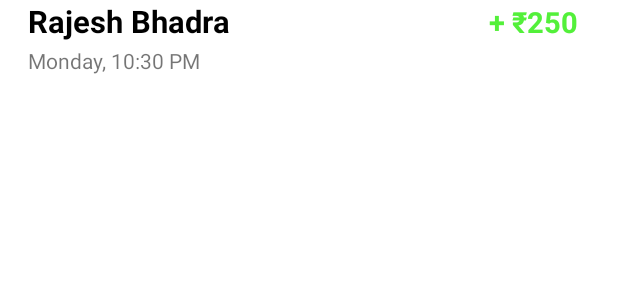
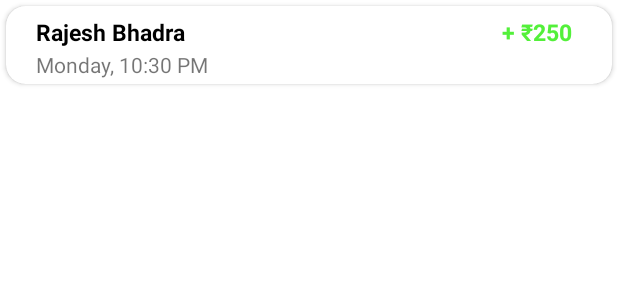
Before and after one commit to vagabon-09/E-club, an Android app: the layout single_balance_history.xml on its own in the app's theme, with its tools: preview values and no code run, on a phone screen of 412 x 824 dp. Shown: the top 300 px of the screen. Run offline under Robolectric (Android 15) with nearby library versions, the light colour scheme and no system bars.

Commit message:
Balance page backend is ongoing

```diff
--- a/app/build.gradle
+++ b/app/build.gradle
@@ -57,5 +57,10 @@ dependencies {
     implementation 'com.google.firebase:firebase-auth'
     //Firebase realtime database
     implementation 'com.google.gms:google-services:4.3.15'
+    //Razorpay
+    implementation 'com.razorpay:checkout:1.6.26'
+    //Firebase UI
+    implementation 'com.firebaseui:firebase-ui-database:7.2.0'
+
 
 }
--- a/app/src/main/res/layout/single_balance_history.xml
+++ b/app/src/main/res/layout/single_balance_history.xml
@@ -1,55 +1,62 @@
 <?xml version="1.0" encoding="utf-8"?>
-<androidx.constraintlayout.widget.ConstraintLayout xmlns:android="http://schemas.android.com/apk/res/android"
+<androidx.cardview.widget.CardView xmlns:android="http://schemas.android.com/apk/res/android"
     xmlns:app="http://schemas.android.com/apk/res-auto"
     xmlns:tools="http://schemas.android.com/tools"
     android:layout_width="match_parent"
-    android:layout_height="@dimen/_40sdp">
+    android:layout_height="@dimen/_40sdp"
+    android:layout_margin="@dimen/_3sdp"
+    android:background="@color/white"
+    app:cardCornerRadius="@dimen/_10sdp"
+    app:cardPreventCornerOverlap="false">
 
     <androidx.constraintlayout.widget.ConstraintLayout
+        android:layout_width="match_parent"
+        android:layout_height="match_parent"
         android:layout_marginStart="@dimen/_10sdp"
         android:layout_marginEnd="@dimen/_10sdp"
-        android:layout_width="match_parent"
-        android:layout_height="match_parent"
         app:layout_constraintBottom_toBottomOf="parent"
         app:layout_constraintEnd_toEndOf="parent"
         app:layout_constraintStart_toStartOf="parent"
         app:layout_constraintTop_toTopOf="parent">
 
         <TextView
+            android:layout_marginTop="@dimen/_5sdp"
             android:id="@+id/DonateHistoryNameId"
             android:layout_width="wrap_content"
             android:layout_height="wrap_content"
             android:text="@string/donateHistoryName"
             android:textColor="@color/black"
-            android:textSize="@dimen/_16sdp"
+            android:textSize="@dimen/_12sdp"
             android:textStyle="bold"
-            app:layout_constraintEnd_toStartOf="@+id/textView14"
+            app:layout_constraintEnd_toStartOf="@+id/DonateAmountId"
             app:layout_constraintHorizontal_bias="0.03"
             app:layout_constraintStart_toStartOf="parent"
             app:layout_constraintTop_toTopOf="parent" />
 
         <TextView
-            android:id="@+id/textView14"
+            android:id="@+id/DonateAmountId"
             android:layout_width="wrap_content"
             android:layout_height="wrap_content"
             android:layout_marginEnd="@dimen/_10sdp"
             android:text="@string/donate_pay_amount"
             android:textColor="@color/light_green_circle"
-            android:textSize="@dimen/_15sdp"
+            android:textSize="@dimen/_12sdp"
             android:textStyle="bold"
             app:layout_constraintBottom_toBottomOf="@+id/DonateHistoryNameId"
             app:layout_constraintEnd_toEndOf="parent"
             app:layout_constraintTop_toTopOf="@+id/DonateHistoryNameId" />
 
         <TextView
+            android:layout_marginBottom="@dimen/_2sdp"
+            android:id="@+id/DonateTimeId"
             android:layout_width="wrap_content"
             android:layout_height="wrap_content"
             android:text="@string/monday_10_30_pm"
             app:layout_constraintBottom_toBottomOf="parent"
-            app:layout_constraintEnd_toStartOf="@+id/textView14"
+            app:layout_constraintEnd_toStartOf="@+id/DonateAmountId"
             app:layout_constraintHorizontal_bias="0.0"
             app:layout_constraintStart_toStartOf="@+id/DonateHistoryNameId"
             app:layout_constraintTop_toBottomOf="@+id/DonateHistoryNameId" />
     </androidx.constraintlayout.widget.ConstraintLayout>
 
-</androidx.constraintlayout.widget.ConstraintLayout>
+</androidx.cardview.widget.CardView>
```
Also changed, not shown: app/src/main/AndroidManifest.xml (+12 -10 lines), app/src/main/java/com/championclub_balirmath/com/Activity/DonateActivity.java (+127 -2 lines), app/src/main/java/com/championclub_balirmath/com/Adapter/WalletAdapter.java (added, +54 -0 lines), app/src/main/java/com/championclub_balirmath/com/Model/WalletModel.java (added, +48 -0 lines), app/src/main/java/com/championclub_balirmath/com/ReusableCode/DateTime.java (+7 -0 lines), app/src/main/res/layout/activity_donate.xml (+6 -4 lines), 1 other file.
